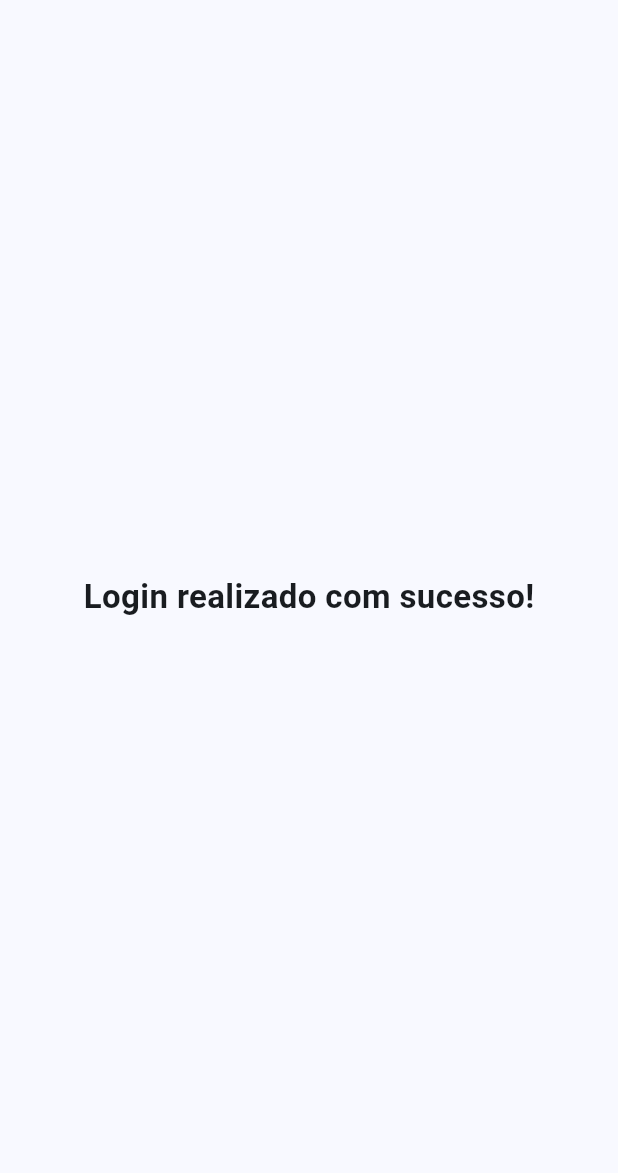
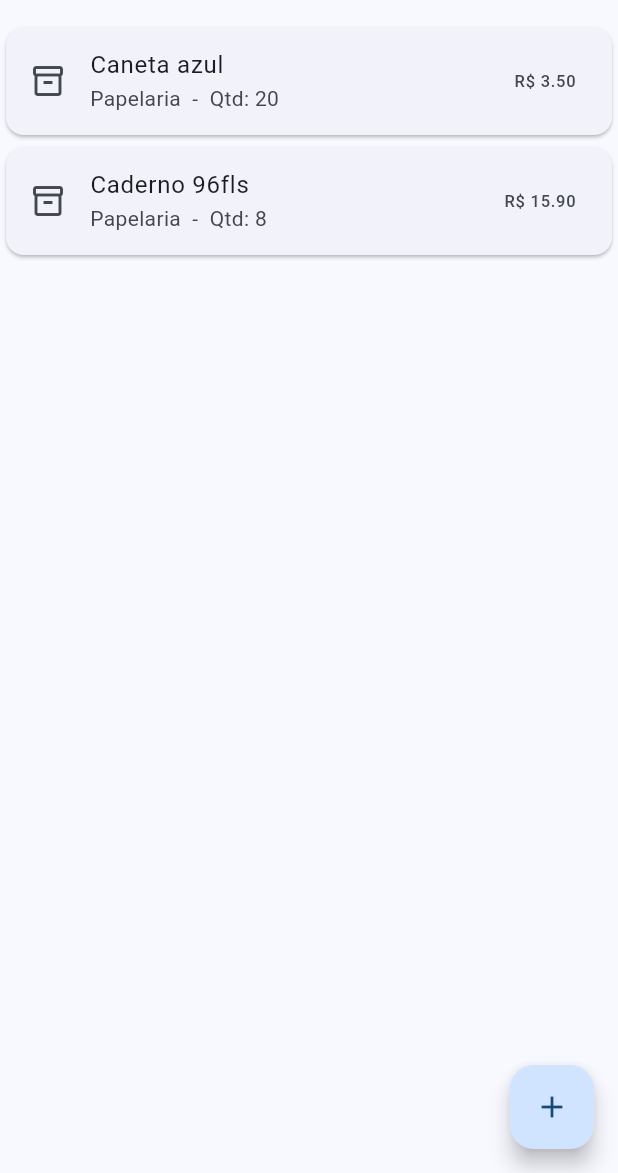
Before and after one commit to flavio-halves/estoque_app, a Flutter app: the HomeScreen screen opened by its route, on a phone screen of 412 x 824 dp, the part 63-1236 px from its top. Run offline on Flutter 3.47's test engine with Material 3 defaults, Android fonts, the phone set to English and light mode, and no system bars.

Commit message:
Aula04_Cadastro_Produto_UNIP
Final aula 02/10

```diff
--- a/lib/core/rotas.dart
+++ b/lib/core/rotas.dart
@@ -1,4 +1,5 @@
 class Rotas {
-  static const String login = '/';
-  static const String home = '/home';
+static const String login = '/';
+static const String home = '/home';
+static const String cadastro = '/cadastro';   // <-- nova rota
 }
--- a/lib/data/repositories/produto_repository.dart
+++ b/lib/data/repositories/produto_repository.dart
@@ -0,0 +1,15 @@
+import '../../models/produto.dart';
+class ProdutoRepository {
+// Instância única (por enquanto, os dados ficam na memória).
+  static final ProdutoRepository instance = ProdutoRepository._interno();
+  ProdutoRepository._interno();
+  final List<Produto> _produtos = [
+    Produto(nome: 'Caneta azul',   categoria: 'Papelaria',
+        preco: 3.50,  quantidade: 20),
+
+    Produto(nome: 'Caderno 96fls', categoria: 'Papelaria',
+        preco: 15.90, quantidade: 8),
+  ];
+  List<Produto> listar() => List.unmodifiable(_produtos);
+  void adicionar(Produto p) => _produtos.add(p);
+}
--- a/lib/main.dart
+++ b/lib/main.dart
@@ -4,6 +4,7 @@ import 'core/rotas.dart';
 import 'core/tema.dart';
 import 'ui/telas/home_screen.dart';
 import 'ui/telas/login_screen.dart';
+import 'ui/telas/cadastro_produto_screen.dart';
 
 
 void main() {
@@ -23,6 +24,7 @@ class EstoqueApp extends StatelessWidget {
       routes: {
         Rotas.login: (context) => const LoginScreen(),
         Rotas.home: (context) => const HomeScreen(),
+        Rotas.cadastro: (context) => const CadastroProdutoScreen(),
       },
     );
   }
--- a/lib/models/produto.dart
+++ b/lib/models/produto.dart
@@ -0,0 +1,15 @@
+class Produto {
+  final int? id;
+  final String nome;
+  final String categoria;
+  final double preco;
+  final int quantidade;
+
+  Produto({
+    this.id,
+    required this.nome,
+    required this.categoria,
+    required this.preco,
+    this.quantidade = 0,
+  });
+}
--- a/lib/ui/telas/home_screen.dart
+++ b/lib/ui/telas/home_screen.dart
@@ -1,36 +1,50 @@
+import 'package:flutter/material.dart';
 import '../../core/rotas.dart';
-import 'package:flutter/material.dart';
-
-class HomeScreen extends StatelessWidget {
+import '../../data/repositories/produto_repository.dart';
+class HomeScreen extends StatefulWidget {
   const HomeScreen({super.key});
-
+  @override
+  State<HomeScreen> createState() => _HomeScreenState();
+}
+class _HomeScreenState extends State<HomeScreen> {
+  final _repo = ProdutoRepository.instance;
   @override
   Widget build(BuildContext context) {
+    final produtos = _repo.listar();
     return Scaffold(
       appBar: AppBar(
         title: const Text('EstoqueApp'),
         actions: [
           IconButton(
             tooltip: 'Sair',
-            onPressed: () {
-              //Navigator.pushReplacementNamed(context, '/');
-              Navigator.pushReplacementNamed(
-                context,
-                Rotas.login,
-              );
-            },
+            onPressed: () =>
+                Navigator.pushReplacementNamed(context, Rotas.login),
             icon: const Icon(Icons.logout),
           ),
         ],
       ),
-      body: const Center(
-        child: Text(
-          'Login realizado com sucesso!',
-          style: TextStyle(
-            fontSize: 22,
-            fontWeight: FontWeight.bold,
-          ),
-        ),
+      body: produtos.isEmpty
+          ? const Center(child: Text('Nenhum produto cadastrado.'))
+          : ListView.builder(
+        itemCount: produtos.length,
+        itemBuilder: (context, i) {
+          final p = produtos[i];
+          return Card(
+            child: ListTile(
+              leading: const Icon(Icons.inventory_2_outlined),
+              title: Text(p.nome),
+              subtitle: Text('${p.categoria}  -  Qtd: ${p.quantidade}'),
+              trailing: Text('R\$ ${p.preco.toStringAsFixed(2)}'),
+            ),
+          );
+        },
+      ),
+      floatingActionButton: FloatingActionButton(
+        onPressed: () async {
+          await Navigator.pushNamed(context, Rotas.cadastro);
+          setState(() {}); // ao voltar, recarrega a lista
+        },
+        child: const Icon(Icons.add),
       ),
     );
   }
```
Also changed, not shown: lib/ui/telas/cadastro_produto_screen.dart (+93 -0 lines).
